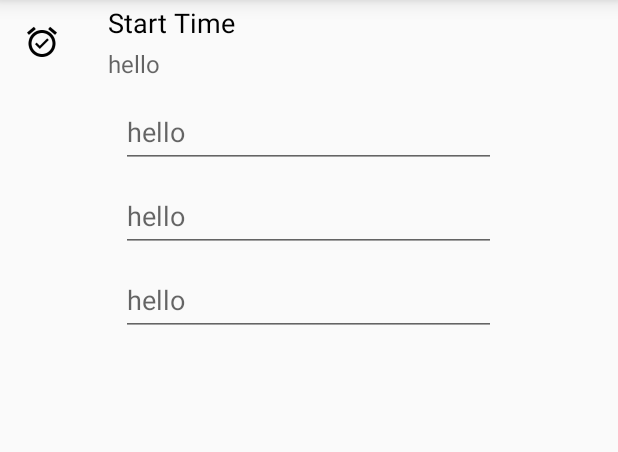
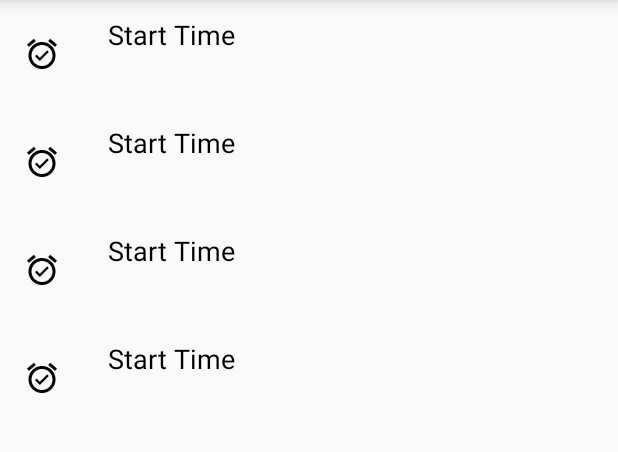
Before and after one commit to calblueprint/sage-mobile, an Android app: the fragment CheckInRequestFragment placed in its activity, on a phone screen of 412 x 824 dp, the part 84-536 px from its top. Run offline under Robolectric (Android 15) with nearby library versions, the phone set to English and light mode, and no system bars; our stand-ins replace ButterKnife, CircleImageView.

Commit message:
styling check in request row and adding styles

```diff
--- a/sage-android/Sage/app/src/main/res/layout/fragment_check_in_request.xml
+++ b/sage-android/Sage/app/src/main/res/layout/fragment_check_in_request.xml
@@ -5,80 +5,100 @@
     android:gravity="center_horizontal">
 
     <RelativeLayout
-        android:layout_width="match_parent"
-        android:layout_height="wrap_content"
-        android:orientation="horizontal">
+        style="@style/CheckInRequestRelativeLayout">
 
         <ImageView
+            style="@style/CheckInRequestIcon"
             android:id="@+id/check_in_request_start_icon"
-            android:layout_width="24dp"
-            android:layout_height="24dp"
-            android:layout_margin="16dp"
-            android:src="@drawable/ic_alarm_on_black"
-            android:layout_centerVertical="true"/>
+            android:src="@drawable/ic_alarm_on_black" />
 
         <LinearLayout
-            android:layout_width="match_parent"
-            android:layout_height="wrap_content"
-            android:layout_marginLeft="16dp"
-            android:layout_marginRight="16dp"
+            style="@style/CheckInRequestLinearLayout"
             android:layout_toRightOf="@id/check_in_request_start_icon"
-            android:layout_toEndOf="@id/check_in_request_start_icon"
-            android:layout_centerVertical="true"
-            android:orientation="vertical">
+            android:layout_toEndOf="@id/check_in_request_start_icon" >
 
             <TextView
+                style="@style/CheckInRequestLabel"
                 android:id="@+id/check_in_request_start_text"
-                android:layout_width="wrap_content"
-                android:layout_height="wrap_content"
-                android:layout_marginBottom="4dp"
-                android:textSize="18sp"
-                android:textColor="@color/black"
-                android:text="Start Time"/>
+                android:text="@string/check_in_request_start_time"/>
 
             <TextView
-                android:layout_width="match_parent"
-                android:layout_height="wrap_content"
-                android:gravity="center_vertical"
-                android:textSize="16sp"
-                android:hint="hello" />
+                style="@style/CheckInRequestText" />
+
+        </LinearLayout>
+    </RelativeLayout>
+
+    <RelativeLayout
+        style="@style/CheckInRequestRelativeLayout">
+
+        <ImageView
+            style="@style/CheckInRequestIcon"
+            android:id="@+id/check_in_request_start_icon"
+            android:src="@drawable/ic_alarm_on_black" />
+
+        <LinearLayout
+            style="@style/CheckInRequestLinearLayout"
+            android:layout_toRightOf="@id/check_in_request_start_icon"
+            android:layout_toEndOf="@id/check_in_request_start_icon" >
+
+            <TextView
+                style="@style/CheckInRequestLabel"
+                android:id="@+id/check_in_request_start_text"
+                android:text="@string/check_in_request_start_time"/>
+
+            <TextView
+                style="@style/CheckInRequestText" />
 
         </LinearLayout>
     </RelativeLayout>
 
 
+    <RelativeLayout
+        style="@style/CheckInRequestRelativeLayout">
 
-    <android.support.design.widget.TextInputLayout
-        android:layout_width="250dp"
-        android:layout_height="wrap_content">
+        <ImageView
+            style="@style/CheckInRequestIcon"
+            android:id="@+id/check_in_request_start_icon"
+            android:src="@drawable/ic_alarm_on_black" />
 
-        <EditText
-            android:layout_width="match_parent"
-            android:layout_height="wrap_content"
-            android:hint="hello" />
+        <LinearLayout
+            style="@style/CheckInRequestLinearLayout"
+            android:layout_toRightOf="@id/check_in_request_start_icon"
+            android:layout_toEndOf="@id/check_in_request_start_icon" >
 
-    </android.support.design.widget.TextInputLayout>
+            <TextView
+                style="@style/CheckInRequestLabel"
+                android:id="@+id/check_in_request_start_text"
+                android:text="@string/check_in_request_start_time"/>
 
-    <android.support.design.widget.TextInputLayout
-        android:layout_width="250dp"
-        android:layout_height="wrap_content">
+            <TextView
+                style="@style/CheckInRequestText" />
 
-        <EditText
-            android:layout_width="match_parent"
-            android:layout_height="wrap_content"
-            android:hint="hello" />
+        </LinearLayout>
+    </RelativeLayout>
 
-    </android.support.design.widget.TextInputLayout>
 
-    <android.support.design.widget.TextInputLayout
-        android:layout_width="250dp"
-        android:layout_height="wrap_content">
+    <RelativeLayout
+        style="@style/CheckInRequestRelativeLayout">
 
-        <EditText
-            android:layout_width="match_parent"
-            android:layout_height="wrap_content"
-            android:hint="hello" />
+        <ImageView
+            style="@style/CheckInRequestIcon"
+            android:id="@+id/check_in_request_start_icon"
+            android:src="@drawable/ic_alarm_on_black" />
 
-    </android.support.design.widget.TextInputLayout>
+        <LinearLayout
+            style="@style/CheckInRequestLinearLayout"
+            android:layout_toRightOf="@id/check_in_request_start_icon"
+            android:layout_toEndOf="@id/check_in_request_start_icon" >
 
+            <TextView
+                style="@style/CheckInRequestLabel"
+                android:id="@+id/check_in_request_start_text"
+                android:text="@string/check_in_request_start_time"/>
+
+            <TextView
+                style="@style/CheckInRequestText" />
+
+        </LinearLayout>
+    </RelativeLayout>
 </LinearLayout>
--- a/sage-android/Sage/app/src/main/res/values/strings_check_in.xml
+++ b/sage-android/Sage/app/src/main/res/values/strings_check_in.xml
@@ -26,4 +26,9 @@
 
     <string name="check_in_location_off_confirm">Settings</string>
     <string name="check_in_location_off_return">Cancel</string>
+
+    <!-- Check In Request Form -->
+    <string name="check_in_request_start_time">Start Time</string>
+    <string name="check_in_request_end_time">End Time</string>
+    <string name="check_in_request_total_time">Total Time</string>
 </resources>
--- a/sage-android/Sage/app/src/main/res/values/styles_check_in.xml
+++ b/sage-android/Sage/app/src/main/res/values/styles_check_in.xml
@@ -10,7 +10,42 @@
         <item name="fabSize">normal</item>
     </style>
 
-    <string name="CheckInField">
+    <style name="CheckInRequestRelativeLayout">
+        <item name="android:layout_width">match_parent</item>
+        <item name="android:layout_height">wrap_content</item>
+        <item name="android:paddingTop">8dp</item>
+        <item name="android:paddingBottom">8dp</item>
+        <item name="android:orientation">horizontal</item>
+    </style>
 
-    </string>
+    <style name="CheckInRequestLinearLayout">
+        <item name="android:layout_width">match_parent</item>
+        <item name="android:layout_height">wrap_content</item>
+        <item name="android:layout_marginLeft">16dp</item>
+        <item name="android:layout_marginRight">16dp</item>
+        <item name="android:layout_centerVertical">true</item>
+        <item name="android:orientation">vertical</item>
+    </style>
+
+    <style name="CheckInRequestIcon">
+        <item name="android:layout_width">24dp</item>
+        <item name="android:layout_height">24dp</item>
+        <item name="android:layout_margin">16dp</item>
+        <item name="android:layout_centerVertical">true</item>
+    </style>
+
+    <style name="CheckInRequestLabel">
+        <item name="android:layout_width">wrap_content</item>
+        <item name="android:layout_height">wrap_content</item>
+        <item name="android:layout_marginBottom">4dp</item>
+        <item name="android:textSize">18sp</item>
+        <item name="android:textColor">@color/black</item>
+    </style>
+
+    <style name="CheckInRequestText">
+        <item name="android:layout_width">match_parent</item>
+        <item name="android:layout_height">wrap_content</item>
+        <item name="android:gravity">center_vertical</item>
+        <item name="android:textSize">16sp</item>
+    </style>
 </resources>
```
